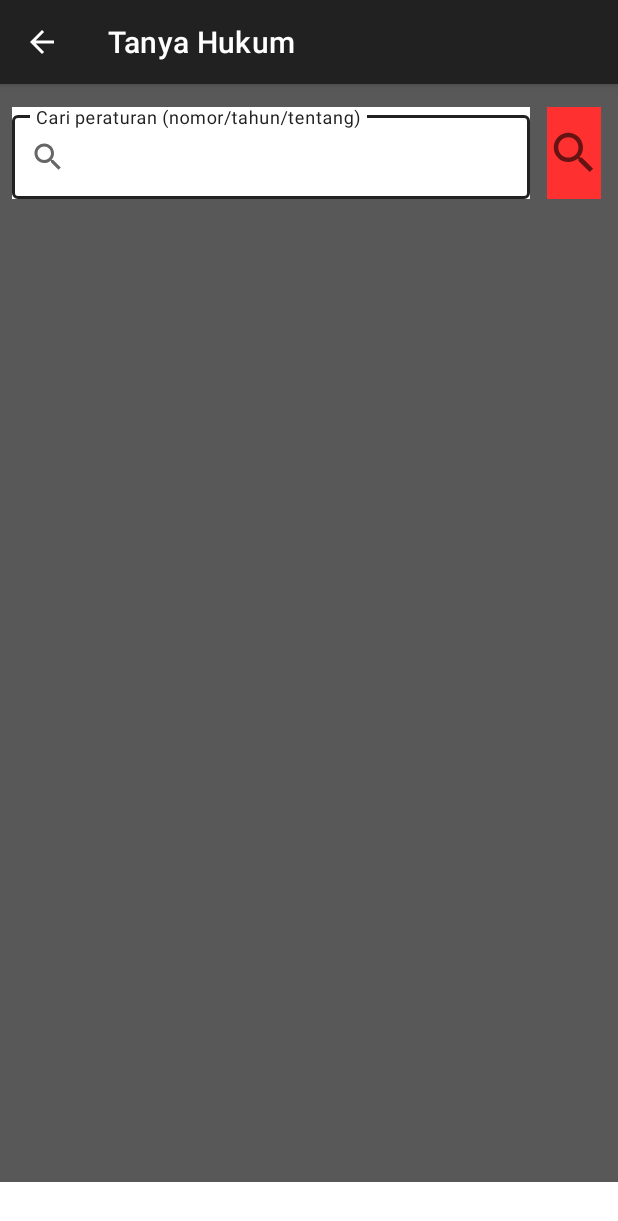
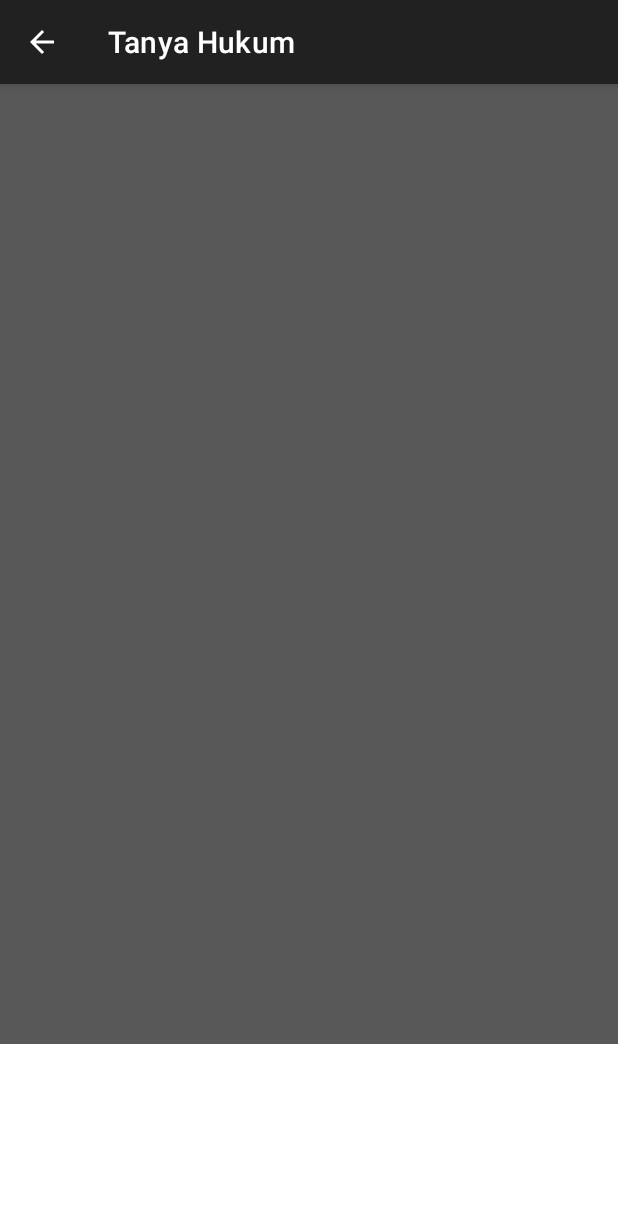
Before and after one commit to Liar-02/BangkitC22-PC375, an Android app: the JenisPeraturanActivity screen opened directly, with no data from a screen before it, on a phone screen of 412 x 824 dp. Shown: the top 1221 px of the screen. Run offline under Robolectric (Android 15) with nearby library versions, the phone set to English and light mode, and no system bars.

Commit message:
Update activity_list_view.xml

```diff
--- a/app/src/main/res/layout/activity_list_view.xml
+++ b/app/src/main/res/layout/activity_list_view.xml
@@ -5,59 +5,6 @@
     android:layout_width="match_parent"
     android:layout_height="match_parent"
     tools:context=".ui.listview.JenisPeraturanActivity">
-
-    <RelativeLayout
-        android:id="@+id/relativeLayout"
-        android:layout_width="wrap_content"
-        android:layout_height="92dp"
-        android:background="@color/grey"
-        app:layout_constraintEnd_toEndOf="parent"
-        app:layout_constraintStart_toStartOf="parent"
-        app:layout_constraintTop_toTopOf="parent">
-
-        <androidx.constraintlayout.widget.ConstraintLayout
-            android:layout_width="match_parent"
-            android:layout_height="240dp">
-
-            <com.google.android.material.textfield.TextInputLayout
-                android:id="@+id/searchEditTextLayout"
-                style="@style/Widget.MaterialComponents.TextInputLayout.OutlinedBox"
-                android:layout_width="345dp"
-                android:layout_height="61dp"
-                android:layout_marginStart="8dp"
-                android:layout_marginTop="15dp"
-                android:background="@color/white"
-                app:layout_constraintStart_toStartOf="parent"
-                app:layout_constraintTop_toTopOf="parent"
-                app:startIconDrawable="@drawable/ic_baseline_search_16">
-
-                <com.google.android.material.textfield.TextInputEditText
-                    android:id="@+id/searchEditText"
-                    android:layout_width="match_parent"
-                    android:layout_height="wrap_content"
-                    android:hint="@string/cari_peraturan"
-                    android:inputType="text"
-                    android:maxLines="1" />
-            </com.google.android.material.textfield.TextInputLayout>
-
-            <FrameLayout
-                android:layout_width="wrap_content"
-                android:layout_height="61dp"
-                android:background="@color/red"
-                app:layout_constraintBottom_toBottomOf="@+id/searchEditTextLayout"
-                app:layout_constraintEnd_toEndOf="parent"
-                app:layout_constraintStart_toEndOf="@+id/searchEditTextLayout"
-                app:layout_constraintTop_toTopOf="@+id/searchEditTextLayout">
-                <ImageView
-                    android:id="@+id/btn_search"
-                    android:layout_width="wrap_content"
-                    android:layout_height="wrap_content"
-                    android:layout_gravity="right|center_vertical"
-                    android:src="@drawable/ic_baseline_search_24" />
-            </FrameLayout>
-        </androidx.constraintlayout.widget.ConstraintLayout>
-    </RelativeLayout>
-
 
     <androidx.recyclerview.widget.RecyclerView
         android:layout_width="match_parent"
```
